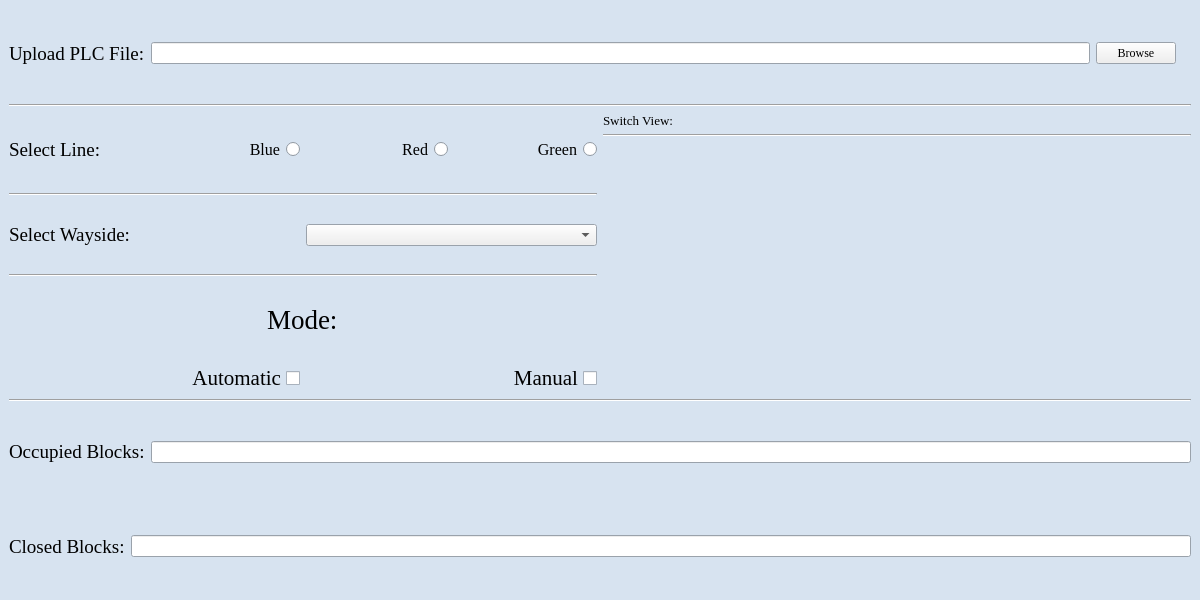
Old version of the form TrackControllerHW_UI.ui in the repository asmithie13/ECE-1140.
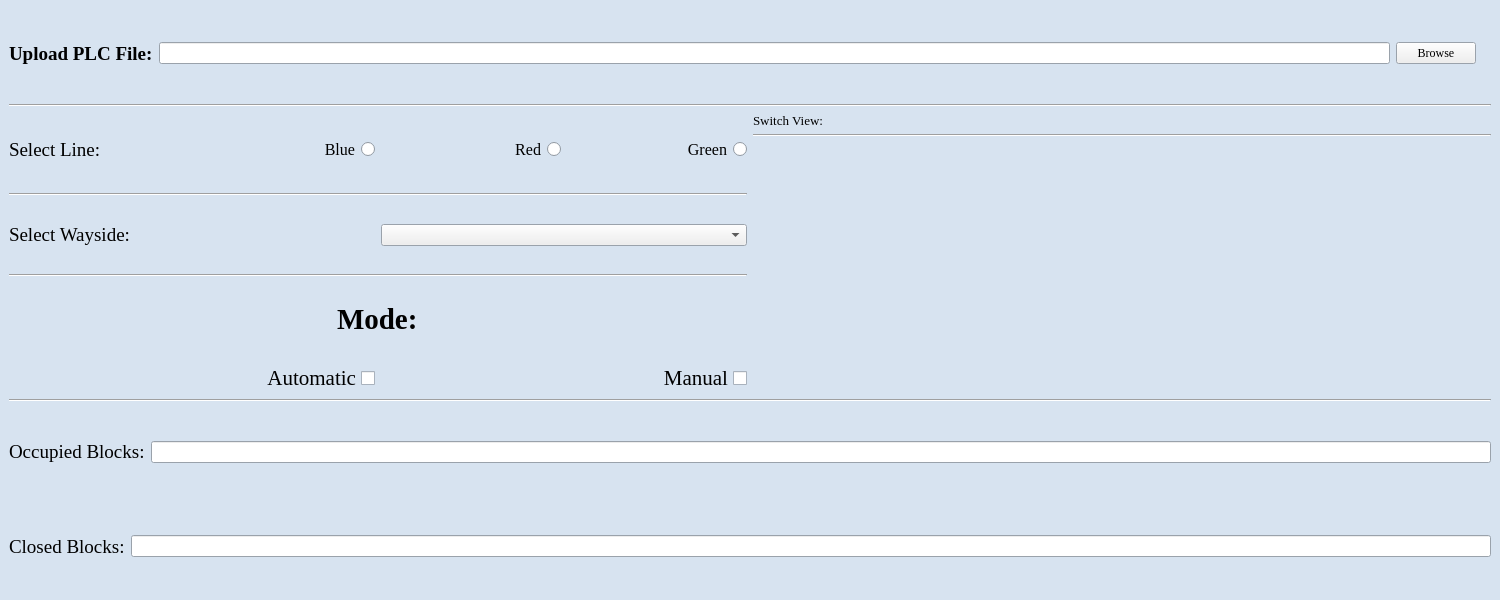
New version of the form. Icons and pictures are not drawn.

```diff
--- a/TrackControllerHW_UI.ui
+++ b/TrackControllerHW_UI.ui
@@ -6,13 +6,13 @@
    <rect>
     <x>0</x>
     <y>0</y>
-    <width>1200</width>
+    <width>1500</width>
     <height>600</height>
    </rect>
   </property>
   <property name="minimumSize">
    <size>
-    <width>1200</width>
+    <width>1500</width>
     <height>600</height>
    </size>
   </property>
@@ -124,6 +124,7 @@
          <font>
           <family>Times New Roman</family>
           <pointsize>14</pointsize>
+          <bold>true</bold>
          </font>
         </property>
         <property name="text">
@@ -310,7 +311,8 @@
           <property name="font">
            <font>
             <family>Times New Roman</family>
-            <pointsize>20</pointsize>
+            <pointsize>22</pointsize>
+            <bold>true</bold>
            </font>
           </property>
           <property name="text">
```
